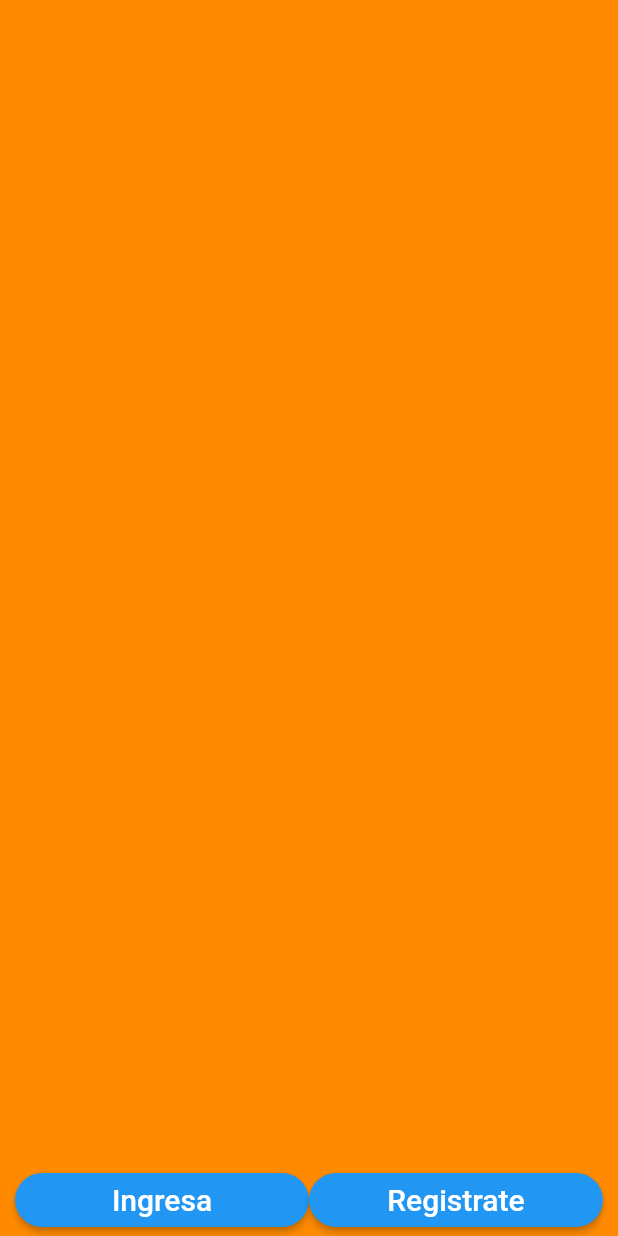
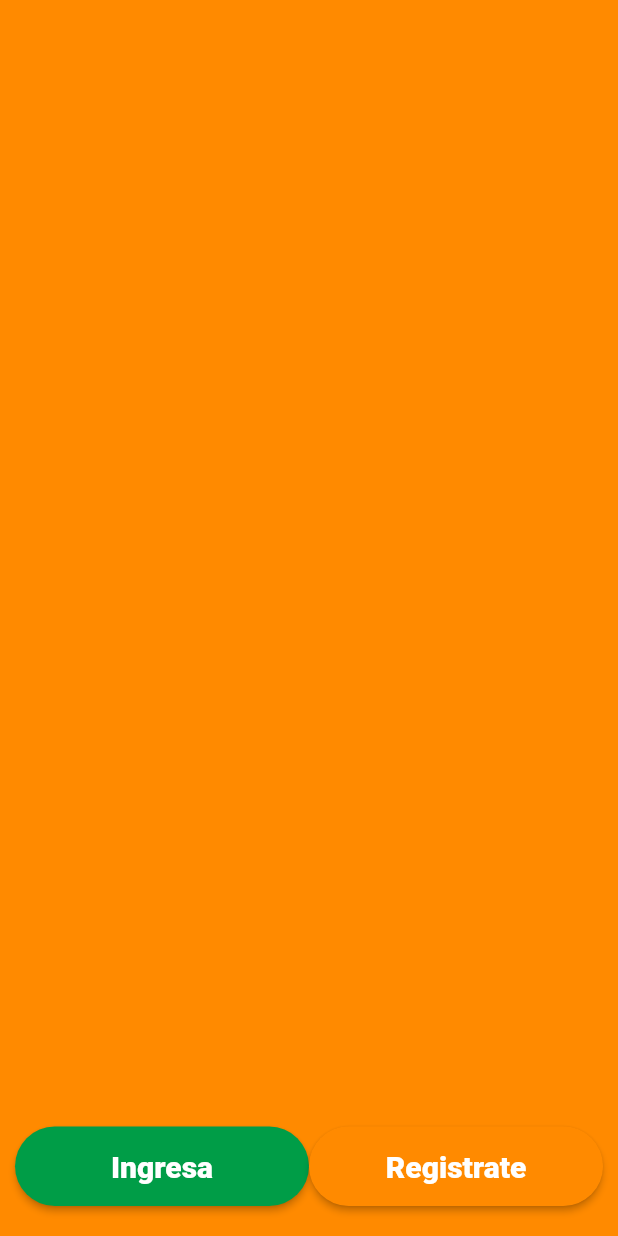
Before and after one commit to jockeer/country_club, a Flutter app: the screen it shows after launch, on a phone screen of 412 x 824 dp. Run offline on Flutter 3.47's test engine with Material 2 defaults, Android fonts, the phone set to English and light mode, and no system bars.

Commit message:
Se termino el diseno del login solo faltan las imagenes del Swipe

```diff
--- a/lib/main.dart
+++ b/lib/main.dart
@@ -1,5 +1,6 @@
 import 'package:country/routes/routes.dart';
 import 'package:flutter/material.dart';
+import 'package:flutter/services.dart';
 
 void main() {
   runApp(MyApp());
@@ -9,6 +10,12 @@ class MyApp extends StatelessWidget {
   // This widget is the root of your application.
   @override
   Widget build(BuildContext context) {
+    SystemChrome.setSystemUIOverlayStyle(
+      SystemUiOverlayStyle.light.copyWith(
+        statusBarColor: Color(0xff00472B)
+      )
+    );
+
     return MaterialApp(
       debugShowCheckedModeBanner: false,
       title: 'Country Club',
--- a/lib/pages/welcome_page.dart
+++ b/lib/pages/welcome_page.dart
@@ -1,5 +1,6 @@
+import 'package:flutter/material.dart';
+
 import 'package:country/widgets/swipe_widget.dart';
-import 'package:flutter/material.dart';
 
 class WelcomePage extends StatelessWidget {
 
@@ -10,7 +11,7 @@ class WelcomePage extends StatelessWidget {
       body: SafeArea(
         child: Stack(
           children: [
-            SwipeWidget(),
+            ListViewWidget(),
             ButtonsBottom(),
           ],
         ),
@@ -33,31 +34,41 @@ class ButtonsBottom extends StatelessWidget {
           children: [
             SizedBox(width: 10.0,),
             Expanded(
-              child: ElevatedButton(
-                child: Text('Ingresa', style: TextStyle(fontSize: 20.0),),
-                onPressed: (){},
-                style: ElevatedButton.styleFrom(
-                  shape: RoundedRectangleBorder(
-                    borderRadius: BorderRadius.circular(50.0)
-                  )
-                ),
-              ),
+              child: _Button(label: 'Ingresa', color: Color(0xff009D47), ruta: 'login')
             ),
             Expanded(
-              child: ElevatedButton(
-                child: Text('Registrate', style: TextStyle(fontSize: 20.0), ),
-                onPressed: (){},
-                style: ElevatedButton.styleFrom(
-                  shape: RoundedRectangleBorder(
-                    borderRadius: BorderRadius.circular(50.0)
-                  )
-                ),
-              ),
+              child: _Button(label: 'Registrate', color: Color(0xffFF8A00), ruta: 'login')
             ),
             SizedBox(width: 10.0,),
           ],
-        )
+        ),
+        SizedBox(height: 20.0,)
       ],
     );
   }
 }
+
+class _Button extends StatelessWidget {
+
+  final String label,ruta;
+  final Color color;
+
+  _Button({ @required this.label, @required this.color, @required this.ruta });
+
+  @override
+  Widget build(BuildContext context) {
+    return ElevatedButton(
+      child: Text(this.label , style: TextStyle(fontSize: 20.0, fontWeight: FontWeight.w900), ),
+      onPressed: (){
+        Navigator.pushNamed(context, this.ruta);
+      },
+      style: ElevatedButton.styleFrom(
+        padding: EdgeInsets.symmetric(vertical: 15.0),
+        primary: this.color,
+        shape: RoundedRectangleBorder(
+          borderRadius: BorderRadius.circular(50.0)
+        )
+      ),
+    );
+  }
+}
--- a/lib/routes/routes.dart
+++ b/lib/routes/routes.dart
@@ -1,8 +1,10 @@
+import 'package:country/pages/login_page.dart';
 import 'package:country/pages/welcome_page.dart';
 import 'package:flutter/material.dart';
 
 Map<String, WidgetBuilder> getAplicationRoutes(){
   return <String, WidgetBuilder>{
-    'welcome': ( _ ) => WelcomePage()
+    'welcome': ( _ ) => WelcomePage(),
+    'login': ( _ ) => LoginPage()
   };
 }
--- a/lib/widgets/swipe_widget.dart
+++ b/lib/widgets/swipe_widget.dart
@@ -3,13 +3,13 @@ import 'dart:async';
 import 'package:flutter/material.dart';
 
 
-class SwipeWidget extends StatefulWidget {
+class ListViewWidget extends StatefulWidget {
 
   @override
-  _SwipeWidgetState createState() => _SwipeWidgetState();
+  _ListViewWidgetState createState() => _ListViewWidgetState();
 }
 
-class _SwipeWidgetState extends State<SwipeWidget> {
+class _ListViewWidgetState extends State<ListViewWidget> {
   int _currentPage = 0;
 
   PageController _controladorPageView = new PageController(initialPage: 0);
```
Also changed, not shown: lib/pages/login_page.dart (added, +40 -0 lines), lib/pages/register_page1.dart (added).
